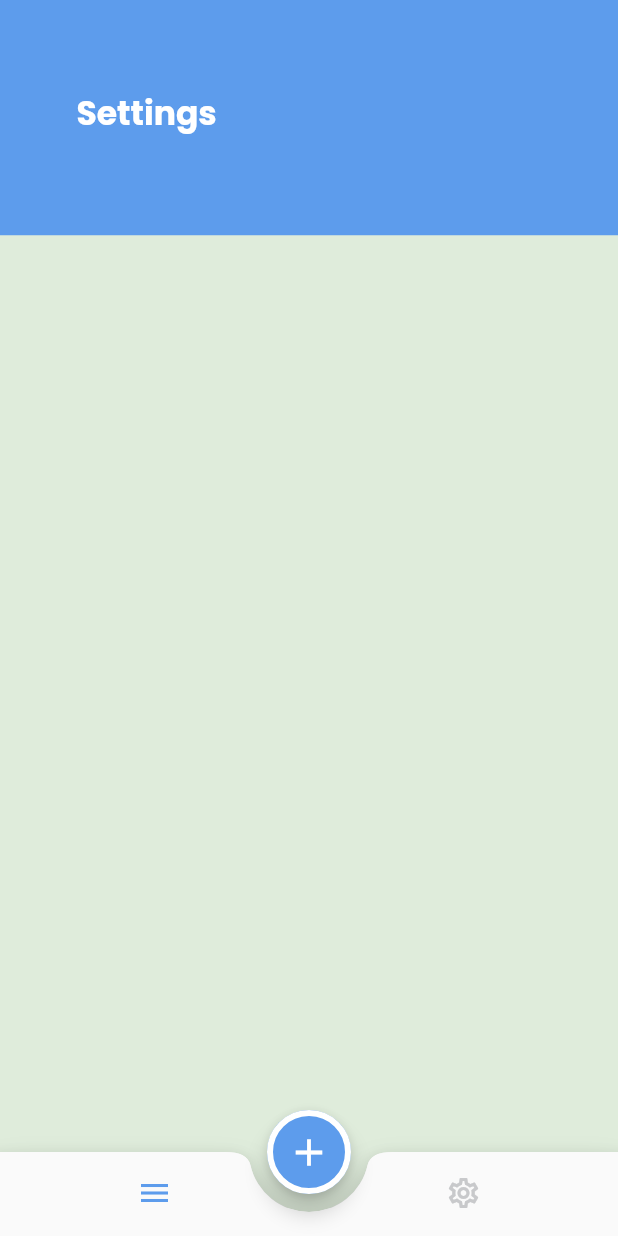
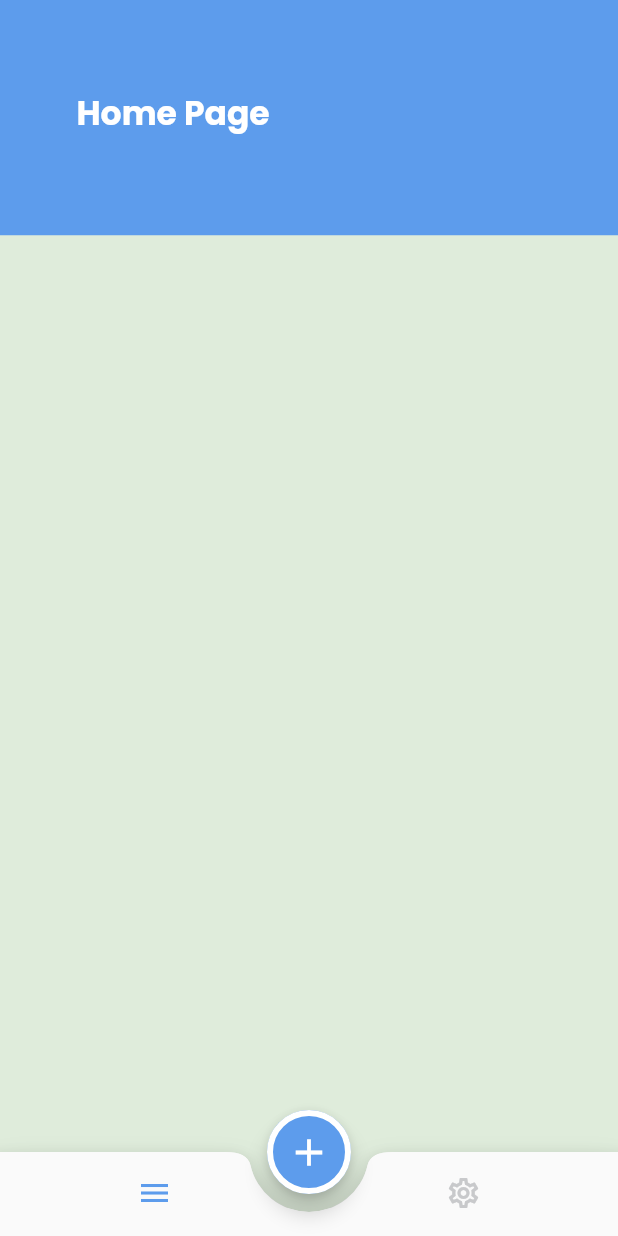
Before and after one commit to saramekawy/to_do_task, a Flutter app: the screen it shows after launch, on a phone screen of 412 x 824 dp. Run offline on Flutter 3.47's test engine with Material 2 defaults, Android fonts, the phone set to English and light mode, and no system bars; our stand-ins replace google_fonts; generated files the repository leaves out were written again; Roboto replaces fonts that are missing (Arima).

```diff
--- a/lib/home_layout/home_layout.dart
+++ b/lib/home_layout/home_layout.dart
@@ -15,6 +15,7 @@ class HomeLayout extends StatefulWidget {
 
 class _HomeLayoutState extends State<HomeLayout> {
   List<Widget> screens = [HomeScreen(), SettingsScreen()];
+  List<String> pageNames = ["Home", "Settings"];
 
   int index = 0;
 
@@ -69,11 +70,11 @@ class _HomeLayoutState extends State<HomeLayout> {
               decoration: BoxDecoration(
                 color: Theme.of(context).colorScheme.secondary,
               ),
-            child: Text(
-              AppLocalizations.of(context)!.settings,
-              style: MyTheme.lightMode.appBarTheme.titleTextStyle,
-            ),
-          ),
+              child: index == 0
+                  ? Text(AppLocalizations.of(context)!.homePage,
+                      style: MyTheme.lightMode.appBarTheme.titleTextStyle)
+                  : Text(AppLocalizations.of(context)!.settings,
+                      style: MyTheme.lightMode.appBarTheme.titleTextStyle)),
           Expanded(child: screens[index]),
         ],
       ),
--- a/lib/l10n/app_ar.arb
+++ b/lib/l10n/app_ar.arb
@@ -16,5 +16,6 @@
   "done": "تم",
   "enterYourTask": "أدخل مهمتك",
   "addNewTask": "إضافة مهمة جديدة",
-  "delete": "حذف"
+  "delete": "حذف",
+  "homePage": "الصفحة الرئيسية"
 }
--- a/lib/l10n/app_en.arb
+++ b/lib/l10n/app_en.arb
@@ -16,5 +16,6 @@
   "done": "Done",
   "enterYourTask": "Enter Your Task",
   "addNewTask": "Add New Task",
-  "delete": "Delete"
+  "delete": "Delete",
+  "homePage": "Home Page"
 }
--- a/lib/screens/home_screen/home_screen.dart
+++ b/lib/screens/home_screen/home_screen.dart
@@ -7,6 +7,8 @@ class HomeScreen extends StatefulWidget {
 }
 
 class _HomeScreenState extends State<HomeScreen> {
+  List<String> dayName = ["Sat", "Sun", "Mon", "Tue", "Wed"];
+
   @override
   Widget build(BuildContext context) {
     return Scaffold();
--- a/lib/screens/settings/settings_screen.dart
+++ b/lib/screens/settings/settings_screen.dart
@@ -96,3 +96,8 @@ showButtomSheetTheme(BuildContext context) {
     },
   );
 }
+
+String displayPageTitle(String pageName) {
+  String name = SettingsScreen.routeName;
+  return name;
+}
```
Also changed, not shown: lib/screens/day_date_model.dart (added, +7 -0 lines), lib/screens/tasks/add_task_bottom_sheet.dart (+13 -0 lines). Lines whose indentation alone changed are shown as unchanged.
